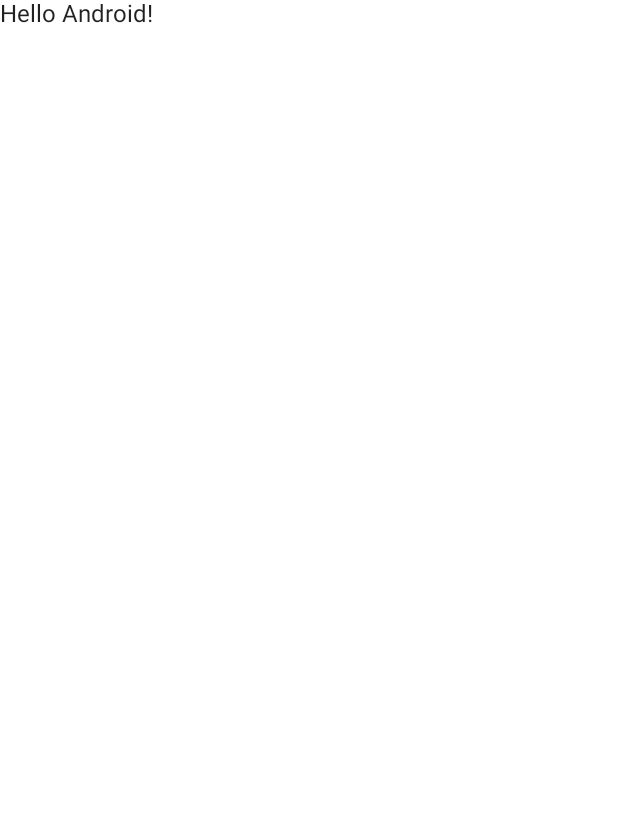
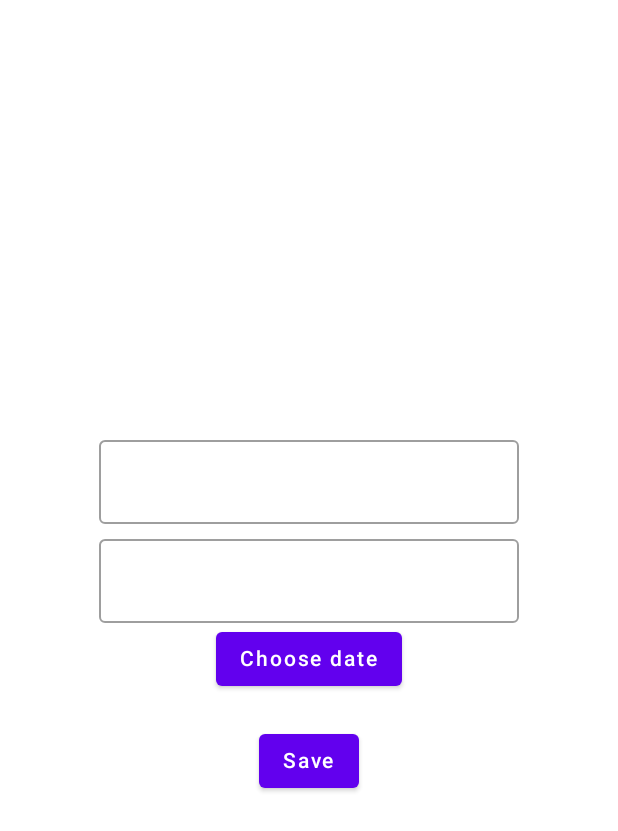
Before and after one commit to mobile-development-project-group-7/Mobile-Development-Project-Group-7, an Android app built with Jetpack Compose: the screen it shows after launch (MainActivity), on a phone screen of 412 x 824 dp. Before the commit the part shown is almost empty. Shown: the top 831 px of the screen. Run offline under Robolectric (Android 15) with nearby library versions, the phone set to English and light mode, and no system bars; our stand-ins replace Firebase (no records; nobody signed in at launch, a user with empty details on screens opened directly).

```diff
--- a/app/src/main/java/com/example/mdp7/MainActivity.kt
+++ b/app/src/main/java/com/example/mdp7/MainActivity.kt
@@ -5,7 +5,6 @@ import androidx.activity.ComponentActivity
 import androidx.activity.compose.setContent
 import androidx.compose.material.MaterialTheme
 import androidx.compose.material.Surface
-import androidx.compose.material.Text
 import androidx.compose.runtime.Composable
 import androidx.compose.ui.tooling.preview.Preview
 import com.example.mdp7.ui.theme.MDP7Theme
@@ -15,24 +14,20 @@ class MainActivity : ComponentActivity() {
         super.onCreate(savedInstanceState)
         setContent {
             MDP7Theme {
-                // A surface container using the 'background' color from the theme
                 Surface(color = MaterialTheme.colors.background) {
-                    Greeting("Android")
+                    TestMainForm()
                 }
             }
         }
     }
 }
 
-@Composable
-fun Greeting(name: String) {
-    Text(text = "Hello $name!")
-}
+
 
 @Preview(showBackground = true)
 @Composable
 fun DefaultPreview() {
     MDP7Theme {
-        Greeting("Android")
+        TestMainForm()
     }
 }
--- /dev/null
+++ b/app/src/main/java/com/example/mdp7/TestMainForm.kt
@@ -0,0 +1,160 @@
+package com.example.mdp7
+
+import android.app.DatePickerDialog
+import android.content.ContentValues
+import android.util.Log
+import android.widget.DatePicker
+import androidx.activity.ComponentActivity
+import androidx.compose.foundation.border
+import androidx.compose.foundation.layout.*
+import androidx.compose.foundation.text.KeyboardOptions
+import androidx.compose.material.*
+import androidx.compose.runtime.*
+import androidx.compose.ui.Alignment
+
+import androidx.compose.ui.Modifier
+import androidx.compose.ui.graphics.Color
+import androidx.compose.ui.platform.LocalContext
+import androidx.compose.ui.text.input.KeyboardType
+import androidx.compose.ui.unit.dp
+import androidx.lifecycle.viewmodel.compose.viewModel
+import com.google.firebase.firestore.ktx.firestore
+import com.google.firebase.ktx.Firebase
+import java.util.*
+import androidx.compose.runtime.Composable
+import androidx.compose.runtime.mutableStateOf
+import androidx.compose.runtime.remember
+import androidx.compose.ui.text.font.FontWeight
+
+
+@Composable
+fun TestMainForm(){
+    val db = Firebase.firestore
+
+    var total by remember {
+        mutableStateOf("")}
+
+    var TransactionName by remember {
+        mutableStateOf("")
+    }
+    var TransactionTotal by remember { mutableStateOf("") }
+    val mContext = LocalContext.current
+    val mYear: Int
+    val mMonth: Int
+    val mDay: Int
+
+
+    val mCalendar = Calendar.getInstance()
+    mYear = mCalendar.get(Calendar.YEAR)
+    mMonth = mCalendar.get(Calendar.MONTH)
+    mDay = mCalendar.get(Calendar.DAY_OF_MONTH)
+    mCalendar.time = Date()
+
+    val TransactionDate = remember { mutableStateOf("") }
+    val mDatePickerDialog = DatePickerDialog(
+        mContext,
+        { _: DatePicker, mYear: Int, mMonth: Int, mDayOfMonth: Int ->
+            TransactionDate.value = "$mDayOfMonth/${mMonth + 1}/$mYear"
+        }, mYear, mMonth, mDay
+    )
+
+
+    val TransactionVM = viewModel<TransactionViewModel>(LocalContext.current as ComponentActivity)
+
+    Column(
+        modifier = Modifier.fillMaxSize(),
+        verticalArrangement = Arrangement.Center,
+        horizontalAlignment = Alignment.CenterHorizontally
+    ) {
+        OutlinedTextField(value = TransactionName,
+            onValueChange = { TransactionName = it })
+
+        Spacer(modifier = Modifier.height(10.dp))
+
+        OutlinedTextField(value = TransactionTotal,
+            onValueChange ={TransactionTotal = it } ,
+        keyboardOptions = KeyboardOptions.Default.copy(keyboardType = KeyboardType.Number),
+
+        )
+        Button(onClick = {
+                mDatePickerDialog.show()
+            }) {
+                Text(text = "Choose date", color = Color.White)
+            }
+        Spacer(modifier = Modifier.height(20.dp))
+        Button(
+            onClick = {
+                db
+                    .collection("transactions")
+                    .document(TransactionName)
+                    .set(Transaction(TransactionTotal))
+
+                TransactionVM.addTransaction(Transaction(TransactionTotal))
+
+
+                db
+                    .collection("Transactions")
+                    .document(TransactionName)
+                    .get()
+                    .addOnSuccessListener {
+                        total = it.get("TransactionTotal").toString()
+                       /* for (doc in it ) {
+                            Log.d(
+                                doc,
+                                doc!!["TransactionTotal"].toString()
+                            )
+                        }*/
+                    }
+                    .addOnFailureListener { exception ->
+                        Log.w(ContentValues.TAG, "Error getting documents.", exception)
+                    }
+
+            }) {
+            Text(text = "Save")
+        }
+        }
+
+
+
+        TransactionVM.transactions.value.forEach{
+            Divider(thickness = 2.dp)
+            Card(modifier = Modifier
+                .border(2.dp, Color(0xFFF1F5F9))
+                .width(335.dp)
+                .height(69.dp)
+            ) {
+
+                Column(
+                    modifier = Modifier.padding(10.dp),
+                verticalArrangement = Arrangement.SpaceBetween
+                ) {
+
+                    Row(
+                        horizontalArrangement = Arrangement.SpaceBetween
+                    ){
+                        Text(text = TransactionName,
+                            color= Color(0xFF27303F),
+                        fontWeight= FontWeight.Bold
+                        )
+                        Spacer(modifier = Modifier.width(170.dp))
+                        Text(text = TransactionTotal + "€",
+                            color= Color(0xFF27303F),
+                            fontWeight= FontWeight.Bold
+
+                        )
+                    }
+
+                    Text(
+                        text = "${TransactionDate.value}",
+                        color= Color(0xFF64748B)
+                    )
+
+                }
+
+            }
+        }
+
+
+
+
+        }
--- /dev/null
+++ b/app/src/main/java/com/example/mdp7/Transaction.kt
@@ -0,0 +1,5 @@
+package com.example.mdp7
+
+import androidx.compose.runtime.MutableState
+
+data class Transaction( val TransactionTotal: String)
--- /dev/null
+++ b/app/src/main/java/com/example/mdp7/TransactionViewModel.kt
@@ -0,0 +1,18 @@
+package com.example.mdp7
+
+import androidx.compose.runtime.mutableStateOf
+import androidx.lifecycle.ViewModel
+
+class TransactionViewModel: ViewModel() {
+
+        var transactions = mutableStateOf(mutableListOf<Transaction>())
+
+        fun addTransaction(transaction: Transaction){
+            var newTransactions =  transactions.value.toMutableList()
+            newTransactions.add(transaction)
+            transactions.value = newTransactions
+        }
+
+
+
+}
--- a/build.gradle
+++ b/build.gradle
@@ -10,6 +10,7 @@ buildscript {
     dependencies {
         classpath "com.android.tools.build:gradle:7.0.4"
         classpath "org.jetbrains.kotlin:kotlin-gradle-plugin:1.5.21"
+        classpath 'com.google.gms:google-services:4.3.10'
 
         // NOTE: Do not place your application dependencies here; they belong
         // in the individual module build.gradle files
```
Also changed, not shown: app/build.gradle (+7 -0 lines), app/src/main/java/com/example/mdp7/FormViewModel.kt (added, +12 -0 lines), app/src/main/java/com/example/mdp7/TransactionsView.kt (added, +23 -0 lines).
